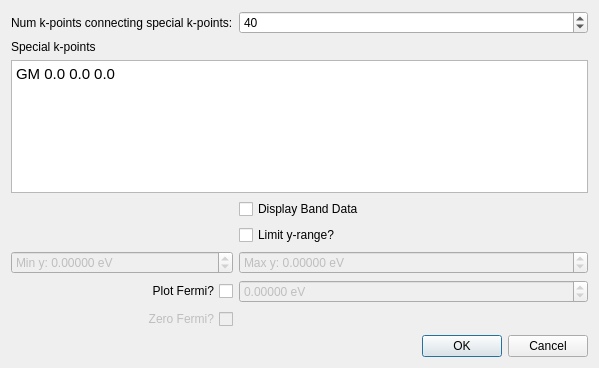
Above: libavogadro/src/extensions/yaehmop/yaehmopbanddialog.ui from SSeBastian3/avogadro before the change. Below: the same form after it.
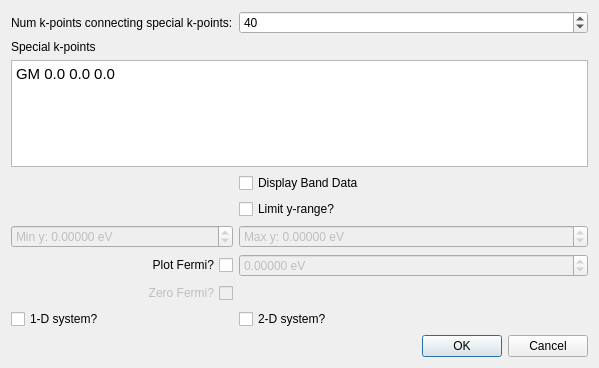
That is the form after the change.

Diff of the .ui file:
```diff
--- a/libavogadro/src/extensions/yaehmop/yaehmopbanddialog.ui
+++ b/libavogadro/src/extensions/yaehmop/yaehmopbanddialog.ui
@@ -192,6 +192,26 @@
      </property>
     </widget>
    </item>
+   <item row="11" column="1">
+    <widget class="QCheckBox" name="cb_1DSystem">
+     <property name="toolTip">
+      <string>&lt;html&gt;&lt;head/&gt;&lt;body&gt;&lt;p&gt;If this box is checked, periodicity will only be along the A lattice vector.&lt;/p&gt;&lt;/body&gt;&lt;/html&gt;</string>
+     </property>
+     <property name="text">
+      <string>1-D system?</string>
+     </property>
+    </widget>
+   </item>
+   <item row="11" column="2">
+    <widget class="QCheckBox" name="cb_2DSystem">
+     <property name="toolTip">
+      <string>&lt;html&gt;&lt;head/&gt;&lt;body&gt;&lt;p align=&quot;justify&quot;&gt;If this box is checked, periodicity will only be along the A and B lattice vectors.&lt;/p&gt;&lt;/body&gt;&lt;/html&gt;</string>
+     </property>
+     <property name="text">
+      <string>2-D system?</string>
+     </property>
+    </widget>
+   </item>
   </layout>
  </widget>
  <tabstops>
```
Left out of the diff: 32 changed lines with no effect on the pictures.
